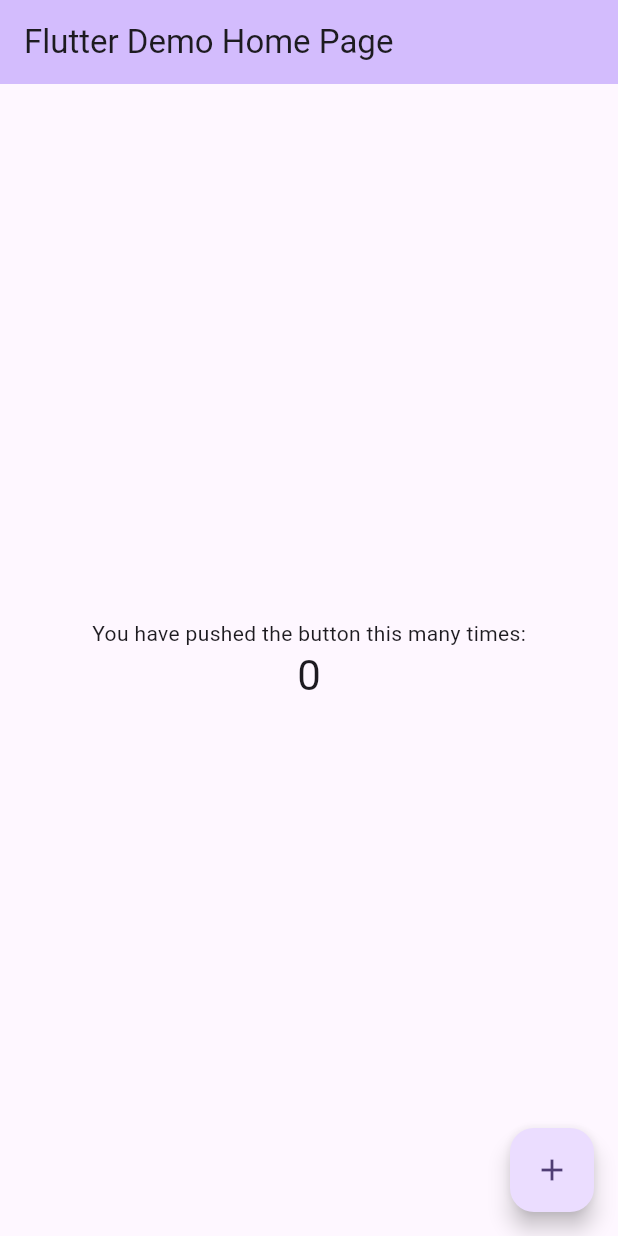
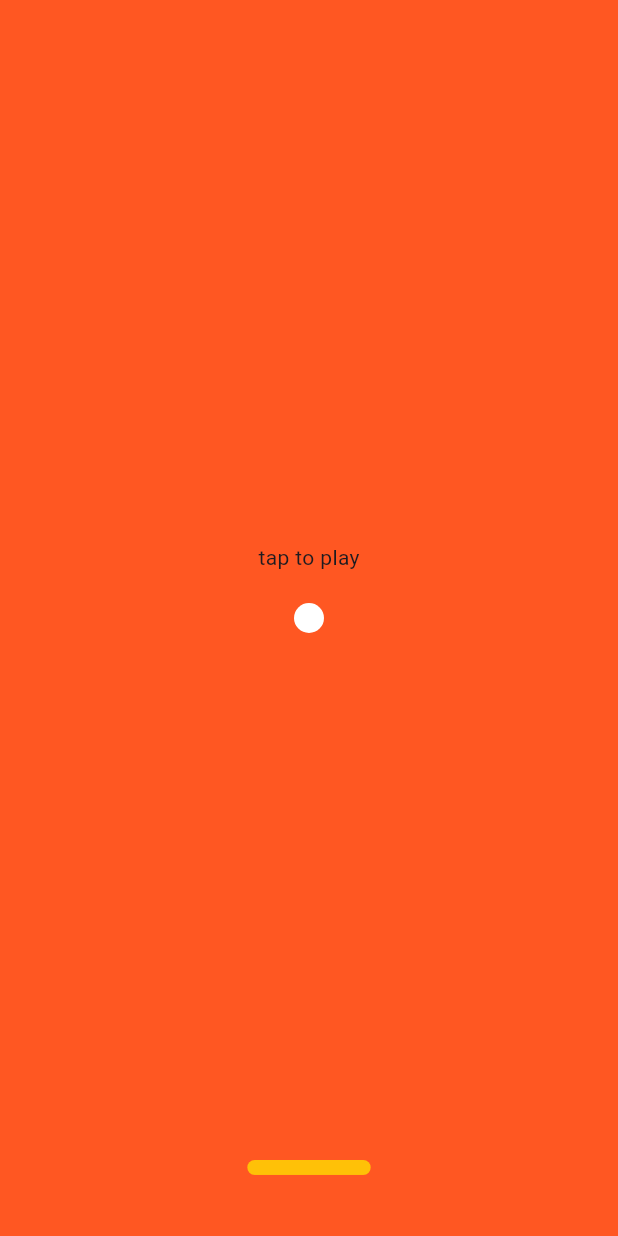
Before and after one commit to TAYAB009/Brick-Breaker-Game, a Flutter app: the screen it shows after launch, on a phone screen of 412 x 824 dp. Run offline on Flutter 3.47's test engine with Material 3 defaults, Android fonts, the phone set to English and light mode, and no system bars.

Commit message:
The ball and player was created, and the ball was moving up and down---Next I will be adding horizantal motion and see if player hit the ball

```diff
--- /dev/null
+++ b/lib/ball.dart
@@ -0,0 +1,25 @@
+import 'package:flutter/material.dart';
+
+// ignore: must_be_immutable
+class BallScreen extends StatelessWidget {
+  final ballX;
+  final ballY;
+
+  const BallScreen({super.key, this.ballX, this.ballY});
+
+  @override
+  Widget build(BuildContext context) {
+    return Container(
+      // decoration: BoxDecoration(color: Colors.pink),
+      alignment: Alignment(ballX, ballY),
+      child: Container(
+        height: 20,
+        width: 20,
+        decoration: const BoxDecoration(
+          color: Colors.white,
+          shape: BoxShape.circle,
+        ),
+      ),
+    );
+  }
+}
--- /dev/null
+++ b/lib/cover_screen.dart
@@ -0,0 +1,16 @@
+import 'package:flutter/material.dart';
+
+class CoverScreen extends StatelessWidget {
+  final bool hasGameStarted;
+  const CoverScreen({super.key, required this.hasGameStarted});
+
+  @override
+  Widget build(BuildContext context) {
+    return hasGameStarted
+        ? Container()
+        : Container(
+            alignment: const Alignment(0, -0.1),
+            child: const Text('tap to play'),
+          );
+  }
+}
--- /dev/null
+++ b/lib/home.dart
@@ -0,0 +1,127 @@
+import 'dart:async';
+
+import 'package:brick_breaker/ball.dart';
+import 'package:brick_breaker/cover_screen.dart';
+import 'package:brick_breaker/player.dart';
+import 'package:flutter/material.dart';
+import 'package:flutter/services.dart';
+
+class HomePage extends StatefulWidget {
+  const HomePage({super.key});
+
+  @override
+  State<HomePage> createState() => _HomePageState();
+}
+
+enum Direction { UP, DOWN }
+
+class _HomePageState extends State<HomePage> {
+  // -----Step03---Let's add motion to the ball, create var for it
+  double ballX = 0;
+  double ballY = 0;
+  var ballDirection = Direction.DOWN;
+
+// player variables
+  double playerX = -0.2;
+  double playerWidth = 0.4;
+
+// Game Settings
+  bool hasGameStarted = false;
+
+  // Start game function on tap
+
+  void startGame() {
+    hasGameStarted = true;
+    Timer.periodic(const Duration(milliseconds: 10), (timer) {
+      // update direction
+      updateDirection();
+
+      // move ball
+      moveBall();
+    });
+  }
+
+// update direction
+  void updateDirection() {
+    setState(() {
+      if (ballY >= 0.9) {
+        ballDirection = Direction.UP;
+      } else if (ballY <= -0.9) {
+        ballDirection = Direction.DOWN;
+      }
+    });
+  }
+
+// Move Ball
+  void moveBall() {
+    setState(() {
+      if (ballDirection == Direction.DOWN) {
+        //
+        ballY += 0.01;
+      } else if (ballDirection == Direction.UP) {
+        //
+        ballY -= 0.01;
+      }
+    });
+  }
+
+  // Movements of player
+
+// Move left
+  void moveLeft() {
+    setState(() {
+      // Allow moving left if the next move will not cause the player to skid off the screen
+      if (!(playerX - 0.2 <= -1)) {
+        playerX -= 0.3;
+      }
+    });
+  }
+
+// Move Right
+  void moveRight() {
+    setState(() {
+      if (!(playerX + 0.32 >= 1)) {
+        playerX += 0.3;
+      }
+    });
+  }
+  // 10:30 sec----resume
+
+  @override
+  Widget build(BuildContext context) {
+    return RawKeyboardListener(
+      focusNode: FocusNode(),
+      onKey: (event) {
+        if (event.isKeyPressed(LogicalKeyboardKey.arrowLeft)) {
+          moveLeft();
+        } else if (event.isKeyPressed(LogicalKeyboardKey.arrowRight)) {
+          moveRight();
+        }
+      },
+      child: GestureDetector(
+        onTap: startGame,
+        child: Scaffold(
+          backgroundColor: Colors.deepOrange,
+          body: Center(
+            child: Stack(
+              children: [
+                // Add tap to play text
+                CoverScreen(hasGameStarted: hasGameStarted),
+                // Creating a ball
+                BallScreen(
+                  ballX: ballX,
+                  ballY: ballY,
+                ),
+                // Player
+                MyPlayer(
+                  playerX: playerX,
+                  playerWidth: playerWidth,
+                ),
+              ],
+            ),
+          ),
+        ),
+      ),
+    );
+  }
+}
--- a/lib/main.dart
+++ b/lib/main.dart
@@ -1,127 +1,21 @@
+import 'package:brick_breaker/home.dart';
 import 'package:flutter/material.dart';
 
 void main() {
   runApp(const MyApp());
 }
+//----Step01--- Cleaning the bioler plat code
 
-// Cleaning the bioler plat code
+//----Step02--- Setting up basic Game structure
 
 class MyApp extends StatelessWidget {
   const MyApp({super.key});
 
-  // This widget is the root of your application.
   @override
   Widget build(BuildContext context) {
     return MaterialApp(
-      title: 'Flutter Demo',
-      theme: ThemeData(
-        // This is the theme of your application.
-        //
-        // TRY THIS: Try running your application with "flutter run". You'll see
-        // the application has a purple toolbar. Then, without quitting the app,
-        // try changing the seedColor in the colorScheme below to Colors.green
-        // and then invoke "hot reload" (save your changes or press the "hot
-        // reload" button in a Flutter-supported IDE, or press "r" if you used
-        // the command line to start the app).
-        //
-        // Notice that the counter didn't reset back to zero; the application
-        // state is not lost during the reload. To reset the state, use hot
-        // restart instead.
-        //
-        // This works for code too, not just values: Most code changes can be
-        // tested with just a hot reload.
-        colorScheme: ColorScheme.fromSeed(seedColor: Colors.deepPurple),
-        useMaterial3: true,
-      ),
-      home: const MyHomePage(title: 'Flutter Demo Home Page'),
+      debugShowCheckedModeBanner: false,
+      home: HomePage(),
     );
   }
 }
-
-class MyHomePage extends StatefulWidget {
-  const MyHomePage({super.key, required this.title});
-
-  // This widget is the home page of your application. It is stateful, meaning
-  // that it has a State object (defined below) that contains fields that affect
-  // how it looks.
-
-  // This class is the configuration for the state. It holds the values (in this
-  // case the title) provided by the parent (in this case the App widget) and
-  // used by the build method of the State. Fields in a Widget subclass are
-  // always marked "final".
-
-  final String title;
-
-  @override
-  State<MyHomePage> createState() => _MyHomePageState();
-}
-
-class _MyHomePageState extends State<MyHomePage> {
-  int _counter = 0;
-
-  void _incrementCounter() {
-    setState(() {
-      // This call to setState tells the Flutter framework that something has
-      // changed in this State, which causes it to rerun the build method below
-      // so that the display can reflect the updated values. If we changed
-      // _counter without calling setState(), then the build method would not be
-      // called again, and so nothing would appear to happen.
-      _counter++;
-    });
-  }
-
-  @override
-  Widget build(BuildContext context) {
-    // This method is rerun every time setState is called, for instance as done
-    // by the _incrementCounter method above.
-    //
-    // The Flutter framework has been optimized to make rerunning build methods
-    // fast, so that you can just rebuild anything that needs updating rather
-    // than having to individually change instances of widgets.
-    return Scaffold(
-      appBar: AppBar(
-        // TRY THIS: Try changing the color here to a specific color (to
-        // Colors.amber, perhaps?) and trigger a hot reload to see the AppBar
-        // change color while the other colors stay the same.
-        backgroundColor: Theme.of(context).colorScheme.inversePrimary,
-        // Here we take the value from the MyHomePage object that was created by
-        // the App.build method, and use it to set our appbar title.
-        title: Text(widget.title),
-      ),
-      body: Center(
-        // Center is a layout widget. It takes a single child and positions it
-        // in the middle of the parent.
-        child: Column(
-          // Column is also a layout widget. It takes a list of children and
-          // arranges them vertically. By default, it sizes itself to fit its
-          // children horizontally, and tries to be as tall as its parent.
-          //
-          // Column has various properties to control how it sizes itself and
-          // how it positions its children. Here we use mainAxisAlignment to
-          // center the children vertically; the main axis here is the vertical
-          // axis because Columns are vertical (the cross axis would be
-          // horizontal).
-          //
-          // TRY THIS: Invoke "debug painting" (choose the "Toggle Debug Paint"
-          // action in the IDE, or press "p" in the console), to see the
-          // wireframe for each widget.
-          mainAxisAlignment: MainAxisAlignment.center,
-          children: <Widget>[
-            const Text(
-              'You have pushed the button this many times:',
-            ),
-            Text(
-              '$_counter',
-              style: Theme.of(context).textTheme.headlineMedium,
-            ),
-          ],
-        ),
-      ),
-      floatingActionButton: FloatingActionButton(
-        onPressed: _incrementCounter,
-        tooltip: 'Increment',
-        child: const Icon(Icons.add),
-      ), // This trailing comma makes auto-formatting nicer for build methods.
-    );
-  }
-}
--- /dev/null
+++ b/lib/player.dart
@@ -0,0 +1,25 @@
+import 'package:flutter/material.dart';
+
+class MyPlayer extends StatelessWidget {
+  final playerX;
+  final playerWidth; // out of 2, because aligement is from -1 to 1, which is 2
+  const MyPlayer({super.key, this.playerX, this.playerWidth});
+
+  @override
+  Widget build(BuildContext context) {
+    return Container(
+      alignment:
+          Alignment((2 * playerX + playerWidth) / (2 - playerWidth), 0.9),
+      child: ClipRRect(
+        borderRadius: BorderRadius.circular(10.0),
+        child: Container(
+          height: 10.0,
+          width: MediaQuery.of(context).size.width * playerWidth / 2,
+          decoration: const BoxDecoration(
+            color: Colors.amber,
+          ),
+        ),
+      ),
+    );
+  }
+}
```
Also changed, not shown: 1 other file.
